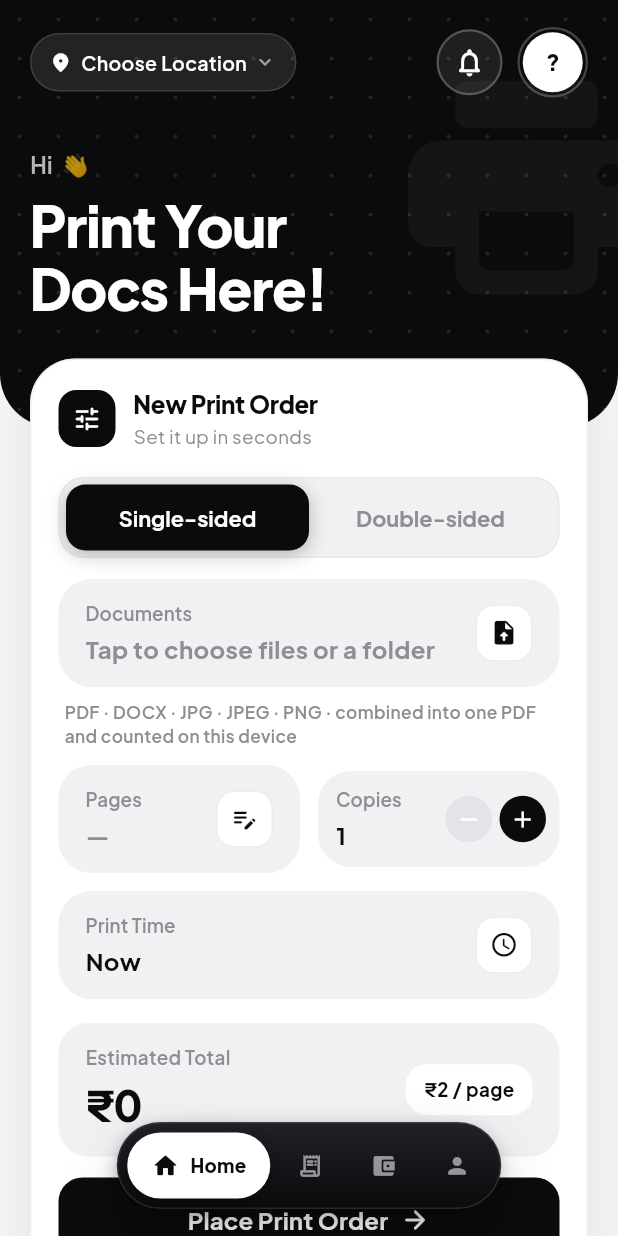
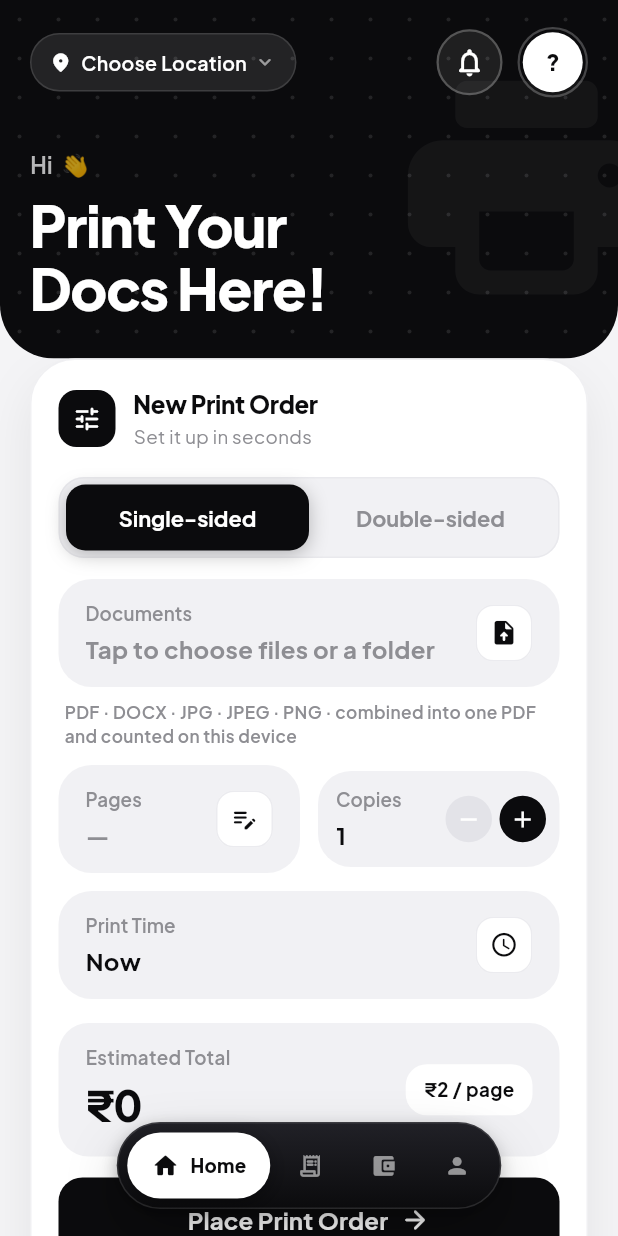
Before and after one commit to RoboticsClubAmrita/print_app, a Flutter app: the ShellScreen screen opened directly, after a tap on "Place Print Order", on a phone screen of 412 x 824 dp. Run offline on Flutter 3.47's test engine with Material 3 defaults, Android fonts, the phone set to English and light mode, and no system bars; drawn by our look-alikes of showcaseview; our stand-ins replace file_picker, flutter_dotenv, flutter_local_notifications, flutter_secure_storage, pdf, printing; missing offline and left inert: pdf_combiner, razorpay_flutter; accounts and stored records are empty; network calls fail.

Commit message:
feat: give the demo a staged rail, and fix scrolling to the true bottom
Demo experience, built from the app's own design language (dark-panel
gradient, Plus Jakarta weights, existing radii and motion constants) so
it reads as part of the product rather than a bolted-on template:

- A demo rail replaces the plain bar: stage label, step count and a
  segmented progress track, so the user can see where they are and how
  much is left. It previously gave no sense of position at all.
- DemoStage drives it, advancing as the demo progresses: choose a
  document -> set it up and place the order -> pay.
- The rail sits in normal layout flow, so it cannot cover the page it
  describes.

Scrolling:

- Trailing space on Home, Orders and Billing is now derived from the
  floating dock's real footprint plus the device's own bottom inset,
  instead of a fixed 130 that was a guess on any given screen.
- The order card's overlap with the header was a paint-only
  Transform.translate, so the list's scroll extent disagreed with what
  was drawn. The header's own padding now carries it, which keeps
  layout and paint in step.
- Today's Prints was likewise painted 26px above where it laid out,
  which left a band of dead space at the end of the list and collided
  with the Place Order button on wide windows. It is ordinary spacing
  now.

Responsive: the welcome dialog and the success overlay had no width
ceiling, so both spanned a desktop window edge to edge instead of
reading as cards. Both are capped at the shared kDialogMaxWidth.

Verified in Chrome at 500x913, 1280x600 and 400x818: every list reaches
its true bottom with the last card clearing the dock, no dead space, and
no clipped content.

Co-Authored-By: Claude Opus 5 <noreply@anthropic.com>
Claude-Session: https://claude.ai/code/session_01Dbg2i549ecW5uvKNJ5LUgG

```diff
--- a/lib/screens/billing_screen.dart
+++ b/lib/screens/billing_screen.dart
@@ -8,6 +8,7 @@ import '../models/print_order.dart';
 import '../services/api_client.dart';
 import '../state/app_state.dart';
 import '../theme/app_theme.dart';
+import '../widgets/bottom_nav.dart';
 import '../widgets/dot_grid.dart';
 import '../widgets/fx.dart';
 
@@ -133,7 +134,14 @@ class BillingTabState extends State<BillingTab> {
     return SafeArea(
       bottom: false,
       child: ListView(
-        padding: const EdgeInsets.fromLTRB(20, 12, 20, 130),
+        // Derived so the last card clears the floating dock on any screen,
+        // rather than a fixed guess that leaves it half-hidden.
+        padding: EdgeInsets.fromLTRB(
+          20,
+          12,
+          20,
+          bottomNavScrollClearance(context),
+        ),
         children: [
           const FadeSlideIn(
             child: Text(
--- a/lib/screens/home_screen.dart
+++ b/lib/screens/home_screen.dart
@@ -18,6 +18,7 @@ import '../services/word_document.dart';
 import '../state/app_state.dart';
 import '../theme/app_theme.dart';
 import '../utils/page_range.dart';
+import '../widgets/bottom_nav.dart';
 import '../widgets/dot_grid.dart';
 import '../widgets/field_chip.dart';
 import '../widgets/fx.dart';
@@ -95,16 +96,6 @@ class HomeTabState extends State<HomeTab> {
 
   final _scrollController = ScrollController();
 
-  /// Bring a coach-mark target into view for the tour.
-  ///
-  /// The package's own `enableAutoScroll` is off because it positions by
-  /// *layout*, and the order form is painted 46px above where it lays out
-  /// (`Transform.translate` in [build]). That mismatch is what made the
-  /// mid-form steps scroll into place and then visibly correct themselves.
-  ///
-  /// `localToGlobal` reports the *painted* position — it walks the same
-  /// transforms the highlight does — so measuring with it keeps the scroll
-  /// and the spotlight in agreement no matter what offsets the layout uses.
   PrintSide get _side => _sideIndex == 0 ? PrintSide.single : PrintSide.double;
 
   int get _selectedPageCount => _selectedPages?.length ?? (_detectedPages ?? 0);
@@ -576,6 +567,9 @@ class HomeTabState extends State<HomeTab> {
         _detectedPages = prepared.totalPages;
         _prepared = prepared;
       });
+      if (widget.demoMode) {
+        context.read<AppState>().setDemoStage(DemoStage.configure);
+      }
     } on WordDocumentException catch (e) {
       if (mounted) {
         _resetDocument();
@@ -784,6 +778,7 @@ class HomeTabState extends State<HomeTab> {
               selectedPages: _selectedPages,
             ),
           );
+      state.setDemoStage(DemoStage.pay);
       setState(() {
         _resetDocument();
         _copies = 1;
@@ -876,25 +871,23 @@ class HomeTabState extends State<HomeTab> {
 
     return ListView(
       controller: _scrollController,
-      padding: const EdgeInsets.only(bottom: 130),
+      // Enough room for the last card to clear the floating dock, derived from
+      // the dock's real footprint rather than a fixed guess.
+      padding: EdgeInsets.only(bottom: bottomNavScrollClearance(context)),
       children: [
         FadeSlideIn(
           from: const Offset(0, -0.03),
           child: _header(context, firstName),
         ),
-        Transform.translate(
-          offset: const Offset(0, -46),
-          child: Padding(
-            padding: const EdgeInsets.symmetric(horizontal: 20),
-            child: FadeSlideIn(
-              delay: const Duration(milliseconds: 90),
-              child: _orderForm(schedLabel),
-            ),
+        Padding(
+          padding: const EdgeInsets.symmetric(horizontal: 20),
+          child: FadeSlideIn(
+            delay: const Duration(milliseconds: 90),
+            child: _orderForm(schedLabel),
           ),
         ),
-        Transform.translate(
-          offset: const Offset(0, -26),
-          child: FadeSlideIn(
+        const SizedBox(height: 18),
+        FadeSlideIn(
             delay: const Duration(milliseconds: 200),
             child: AppShowcase(
               key: _tourTodaysPrints,
@@ -907,7 +900,6 @@ class HomeTabState extends State<HomeTab> {
               child: _todaySection(state),
             ),
           ),
-        ),
       ],
     );
   }
@@ -936,7 +928,10 @@ class HomeTabState extends State<HomeTab> {
                 20,
                 MediaQuery.of(context).padding.top + 18,
                 20,
-                72,
+                // 26 here + the card's own overlap = the 72 this used to be.
+                // Trimming the header instead of painting the card 46px above
+                // where it lays out keeps the list's scroll extent honest.
+                26,
               ),
               child: Column(
                 crossAxisAlignment: CrossAxisAlignment.start,
--- a/lib/screens/orders_screen.dart
+++ b/lib/screens/orders_screen.dart
@@ -8,6 +8,7 @@ import '../models/print_order.dart';
 import '../services/api_client.dart';
 import '../state/app_state.dart';
 import '../theme/app_theme.dart';
+import '../widgets/bottom_nav.dart';
 import '../widgets/dot_grid.dart';
 import '../widgets/fx.dart';
 
@@ -121,7 +122,14 @@ class OrdersTabState extends State<OrdersTab> {
     return SafeArea(
       bottom: false,
       child: ListView(
-        padding: const EdgeInsets.fromLTRB(20, 12, 20, 130),
+        // Derived so the last card clears the floating dock on any screen,
+        // rather than a fixed guess that leaves it half-hidden.
+        padding: EdgeInsets.fromLTRB(
+          20,
+          12,
+          20,
+          bottomNavScrollClearance(context),
+        ),
         children: [
           const FadeSlideIn(
             child: Text(
--- a/lib/state/app_state.dart
+++ b/lib/state/app_state.dart
@@ -25,6 +25,22 @@ class AppNotification {
 /// Carries the amount the server actually charged — not the client's cached
 /// estimate — so callers totalling several payments cannot count a rolled-in
 /// balance more than once.
+/// Where the guided demo has got to. Drives the demo rail's label and
+/// progress, so the user can always see what stage they are at and how much
+/// is left — the demo used to give no sense of position at all.
+enum DemoStage {
+  pickDocument('Choose a document', 1),
+  configure('Set it up and place the order', 2),
+  pay('Pay and you are done', 3);
+
+  const DemoStage(this.label, this.step);
+
+  final String label;
+  final int step;
+
+  static const int total = 3;
+}
+
 class OrderPaymentResult {
   final num amountPaid;
   final String? uploadProblem;
@@ -36,6 +52,15 @@ class AppState extends ChangeNotifier {
   /// Fixed jobId for the local-only onboarding demo order, so it can be
   /// found and removed later without touching any real order.
   static const String kDemoJobId = 'demo-job-001';
+
+  /// Current stage of the guided demo. Reset whenever a demo starts.
+  DemoStage demoStage = DemoStage.pickDocument;
+
+  void setDemoStage(DemoStage stage) {
+    if (demoStage == stage) return;
+    demoStage = stage;
+    notifyListeners();
+  }
   AppUser? user;
   List<PrintOrder> orders = [];
   List<Map<String, dynamic>> locations = [];
--- a/lib/widgets/bottom_nav.dart
+++ b/lib/widgets/bottom_nav.dart
@@ -5,6 +5,22 @@ import '../theme/app_theme.dart';
 
 /// Premium floating dock navigation: gradient dark pill with layered
 /// shadows; the selected tab expands into a white pill revealing its label.
+/// Height of the floating dock itself: a 44px row inside 6px of padding.
+const double kFloatingNavHeight = 56;
+
+/// Gap the shell leaves beneath the dock (see `ShellScreen.bottomNavigationBar`).
+const double kFloatingNavBottomGap = 18;
+
+/// Trailing space a scrolling page must reserve so its last item clears the
+/// floating dock and the device's own bottom inset instead of hiding under
+/// them. Derived rather than hardcoded so it holds on every screen size —
+/// a phone with a gesture bar, a short window, or the web with no inset.
+double bottomNavScrollClearance(BuildContext context, {double gap = 16}) =>
+    kFloatingNavHeight +
+    kFloatingNavBottomGap +
+    MediaQuery.viewPaddingOf(context).bottom +
+    gap;
+
 class FloatingBottomNav extends StatelessWidget {
   final int index;
   final ValueChanged<int> onTap;
```
Also changed, not shown: lib/screens/shell_screen.dart (+90 -19 lines), lib/widgets/fx.dart (+7 -0 lines).
